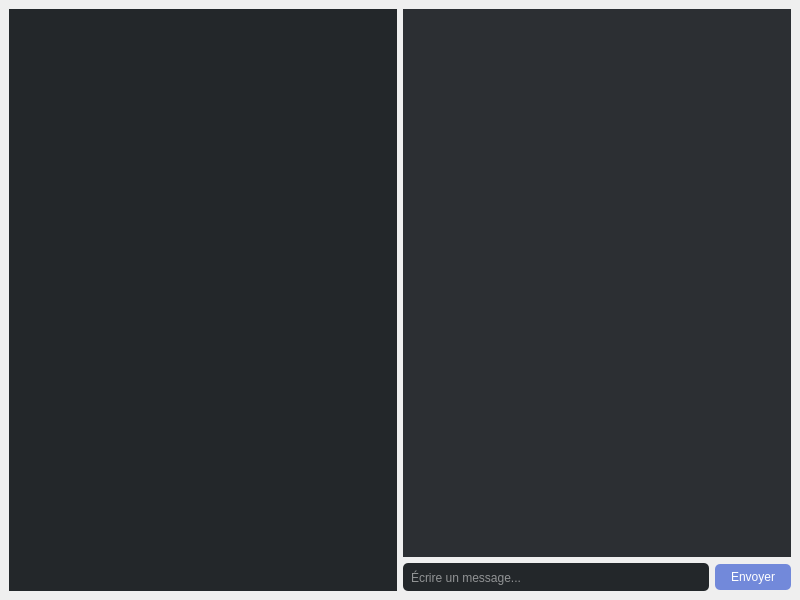
Above: client/MainWindow.ui from ThomasFzr/chat-multi-channel before the change. Below: the same form after it.
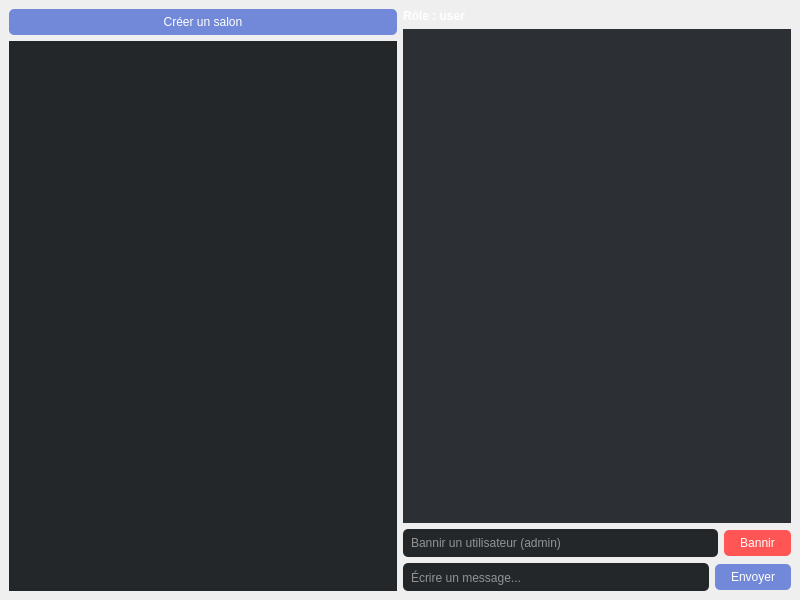
That is the form after the change.

Diff of the .ui file:
```diff
--- a/client/MainWindow.ui
+++ b/client/MainWindow.ui
@@ -16,6 +16,18 @@
   <widget class="QWidget" name="centralwidget">
    <layout class="QHBoxLayout" name="horizontalLayout">
     <item>
+     <layout class="QVBoxLayout" name="roomLayout">
+      <item>
+       <widget class="QPushButton" name="createRoomButton">
+        <property name="text">
+         <string>Créer un salon</string>
+        </property>
+        <property name="styleSheet">
+         <string>background-color: #7289DA; color: #fff; border-radius: 5px; padding: 6px 16px;</string>
+        </property>
+       </widget>
+      </item>
+      <item>
      <widget class="QListWidget" name="roomListWidget">
       <property name="minimumWidth">
        <number>150</number>
@@ -25,8 +37,20 @@
       </property>
      </widget>
     </item>
+     </layout>
+    </item>
     <item>
      <layout class="QVBoxLayout" name="verticalLayout">
+      <item>
+       <widget class="QLabel" name="roleLabel">
+        <property name="text">
+         <string>Rôle : user</string>
+        </property>
+        <property name="styleSheet">
+         <string>color: #fff; font-weight: bold;</string>
+        </property>
+       </widget>
+      </item>
       <item>
        <widget class="QListWidget" name="chatListWidget">
         <property name="styleSheet">
@@ -34,6 +58,30 @@
         </property>
        </widget>
       </item>
+      <item>
+       <layout class="QHBoxLayout" name="banLayout">
+        <item>
+         <widget class="QLineEdit" name="banUserLineEdit">
+          <property name="placeholderText">
+           <string>Bannir un utilisateur (admin)</string>
+          </property>
+          <property name="styleSheet">
+           <string>background-color: #23272A; color: #fff; border-radius: 5px; padding: 6px;</string>
+          </property>
+         </widget>
+        </item>
+        <item>
+         <widget class="QPushButton" name="banUserButton">
+          <property name="text">
+           <string>Bannir</string>
+          </property>
+          <property name="styleSheet">
+           <string>background-color: #ff5555; color: #fff; border-radius: 5px; padding: 6px 16px;</string>
+          </property>
+         </widget>
+        </item>
+       </layout>
+      </item>
       <item>
        <layout class="QHBoxLayout" name="inputLayout">
         <item>
```
Lines whose indentation alone changed are shown as unchanged.
